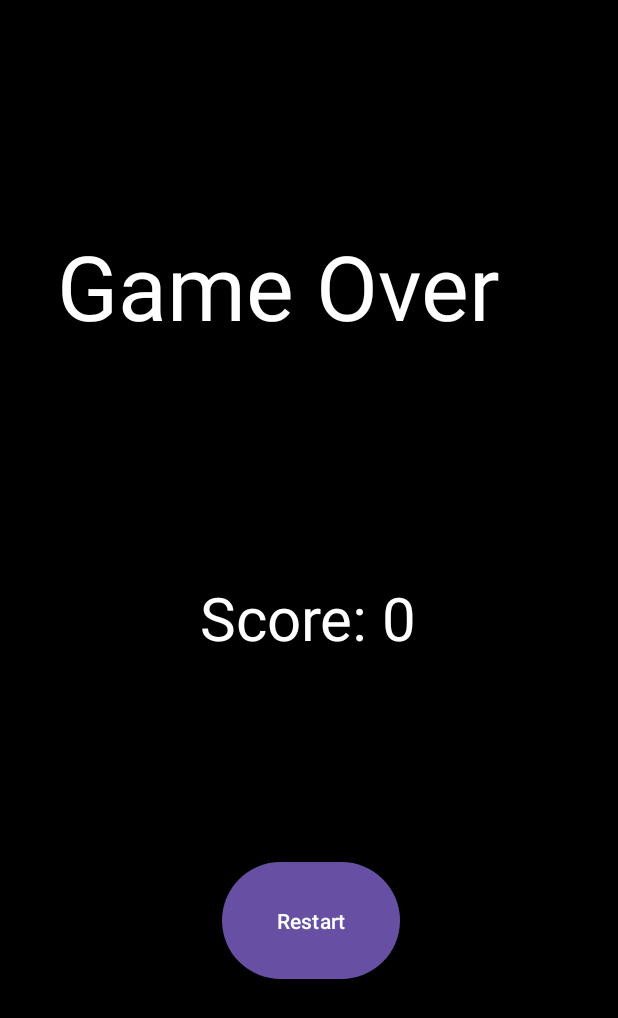
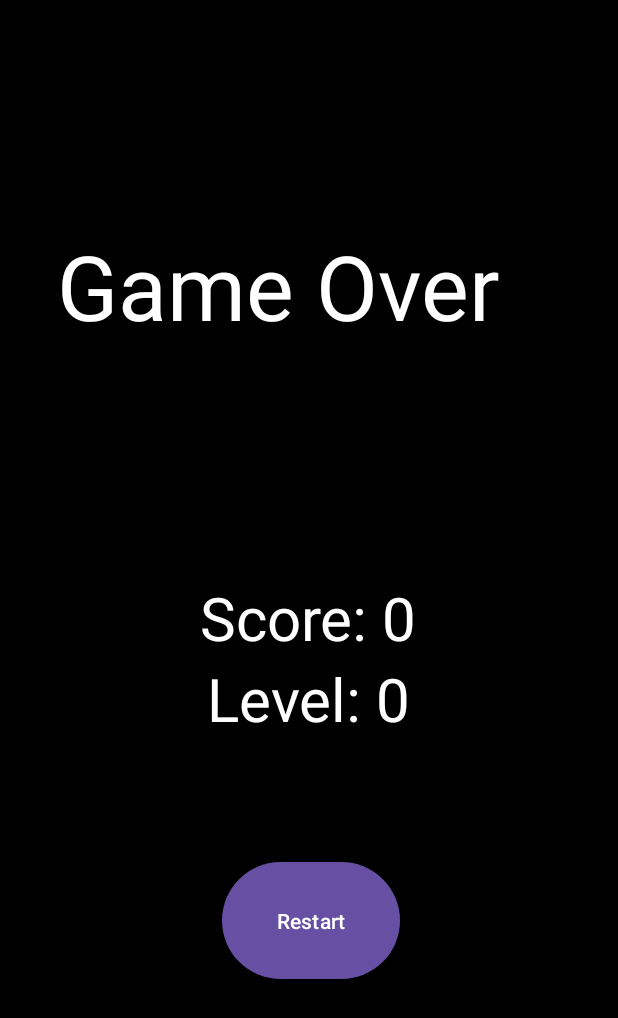
Before and after one commit to konan-pbl-2024/tetoris, an Android app: the ResultActivity screen opened directly, with no data from a screen before it, on a phone screen of 412 x 824 dp. Shown: the top 1018 px of the screen. Run offline under Robolectric (Android 15) with nearby library versions, the phone set to English and light mode, and no system bars.

Commit message:
result画面でLevelが表示されるようにした、最大コンボ数の表示の下書き

```diff
--- a/app/src/main/java/com/example/tetoris/ResultActivity.java
+++ b/app/src/main/java/com/example/tetoris/ResultActivity.java
@@ -21,6 +21,20 @@ public class ResultActivity extends AppCompatActivity {
         TextView scoreTextView = findViewById(R.id.scoreTextView);
         scoreTextView.setText("Score: " + score);
 
+        // レベルを受け取る
+        int Level = getIntent().getIntExtra("LEVEL", 0);
+
+        // レベルを表示する処理を追加
+        TextView LevelTextView = findViewById(R.id.LevelTextView);
+        LevelTextView.setText("Level: " + Level);
+
+        // 最大コンボを受け取る
+        //int maxcombo = getIntent().getIntExtra("MAXCOMBO", 0);
+
+        // 最大コンボを表示する処理を追加
+        //TextView maxcomboTextView = findViewById(R.id.maxcomboTextView);
+        //LevelTextView.setText("MaxCombo: " + maxcombo);
+
         // 再スタートボタンの設定
         Button restartButton = findViewById(R.id.restart_button);
         restartButton.setOnClickListener(new View.OnClickListener() {
--- a/app/src/main/res/layout/activity_result.xml
+++ b/app/src/main/res/layout/activity_result.xml
@@ -44,4 +44,35 @@
         android:layout_marginBottom="167dp"
         android:text="Restart" />
 
+    <TextView
+        android:id="@+id/LevelTextView"
+        android:layout_width="wrap_content"
+        android:layout_height="wrap_content"
+        android:layout_below="@id/scoreTextView"
+        android:layout_centerHorizontal="true"
+        android:textColor="@android:color/white"
+        android:textSize="40sp" />
+
+    <TextView
+        android:id="@+id/maxcomboTextView"
+        android:layout_width="wrap_content"
+        android:layout_height="wrap_content"
+        android:layout_below="@id/LevelTextView"
+        android:layout_centerHorizontal="true"
+        android:textColor="@android:color/white"
+        android:textSize="40sp" />
+
+<!--    <TextView-->
+<!--        android:id="@+id/maxcomboTextView"-->
+<!--        android:layout_width="wrap_content"-->
+<!--        android:layout_height="wrap_content"-->
+<!--        android:layout_alignParentStart="true"-->
+<!--        android:layout_alignParentTop="true"-->
+<!--        android:layout_alignParentEnd="true"-->
+<!--        android:layout_alignParentBottom="true"-->
+<!--        android:layout_marginStart="180dp"-->
+<!--        android:layout_marginTop="491dp"-->
+<!--        android:layout_marginEnd="173dp"-->
+<!--        android:layout_marginBottom="205dp" />-->
+
 </RelativeLayout>
```
